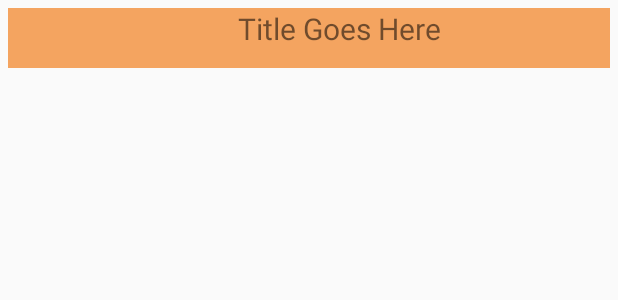
After one commit to jerwest/AD430-Seattle-Emergency-Hubs, an Android app: the layout faq_title.xml on its own in the app's theme, with its tools: preview values and no code run, on a phone screen of 412 x 824 dp. The commit adds this screen. Shown: the top 300 px of the screen. Run offline under Robolectric (Android 15) with nearby library versions, the phone set to English and light mode, and no system bars.

Commit message:
adding expandable list view of questions and answers

```diff
--- a/app/src/main/AndroidManifest.xml
+++ b/app/src/main/AndroidManifest.xml
@@ -35,6 +35,11 @@
             android:label="@string/title_selected_neighborhoods"
             android:parentActivityName=".MainActivity"
             android:theme="@style/AppTheme.NoActionBar" />
+        <activity
+            android:name=".FaqMain"
+            android:label="FaqMain"
+            android:parentActivityName=".MainActivity"
+            android:theme="@style/AppTheme.NoActionBar" />
     </application>
 
 </manifest>
--- /dev/null
+++ b/app/src/main/res/layout/faq_title.xml
@@ -0,0 +1,22 @@
+<?xml version="1.0" encoding="utf-8"?>
+<LinearLayout xmlns:android="http://schemas.android.com/apk/res/android"
+    android:orientation="vertical"
+    android:layout_width="match_parent"
+    android:layout_height="match_parent"
+    android:padding="5dp">
+
+    <TextView
+        android:layout_width="match_parent"
+        android:layout_height="wrap_content"
+        android:id="@+id/faqTitleView"
+        android:paddingLeft="?android:expandableListPreferredChildPaddingLeft"
+        android:paddingStart="?android:expandableListPreferredChildPaddingLeft"
+        android:minHeight="40dp"
+        android:text="Title Goes Here"
+        android:background="@color/lightorange"
+        android:textSize="20sp"
+        android:textAlignment="center"
+        />
+
+
+</LinearLayout>
--- a/app/src/main/res/values/colors.xml
+++ b/app/src/main/res/values/colors.xml
@@ -5,4 +5,5 @@
     <color name="colorAccent">#D81B60</color>
     <color name="lightGreen">#bfff80</color>
     <color name="redish">#ff3333</color>
+    <color name="lightorange">#F4A460</color>
 </resources>
```
Also changed, not shown: app/src/main/java/com/cap/seattleemergencyhubs/ExpandableTextViewAdapter.java (added, +110 -0 lines), app/src/main/java/com/cap/seattleemergencyhubs/FaqMain.java (added, +27 -0 lines), app/src/main/res/layout/faq_answer.xml (added, +17 -0 lines), app/src/main/res/layout/faqmain.xml (added, +16 -0 lines), 1 other file.
